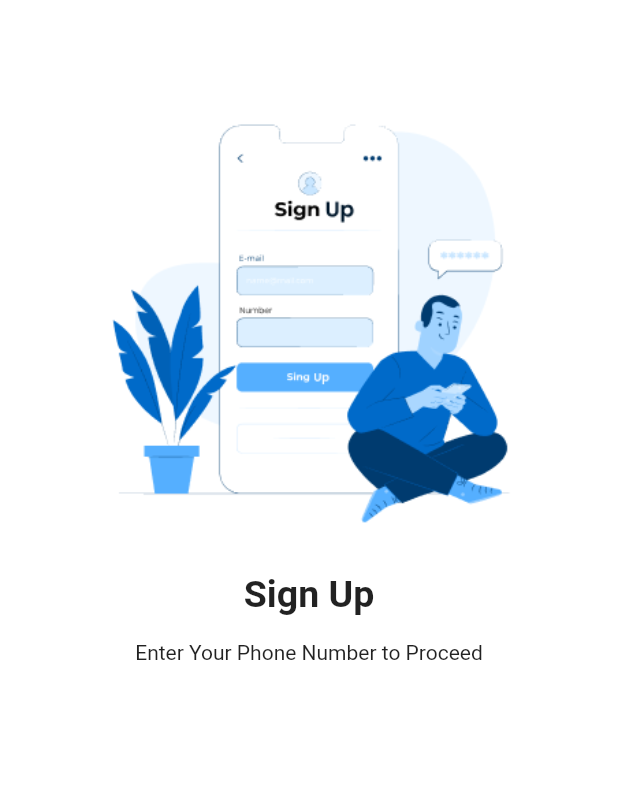
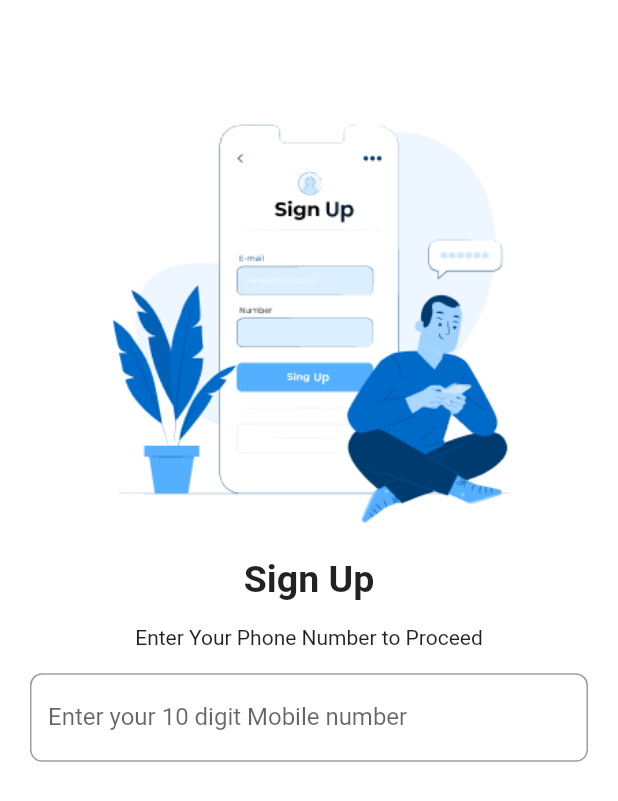
Before and after one commit to Awaizkazi/page_view, a Flutter app: the SignUpPage screen opened directly, on a phone screen of 412 x 824 dp. Shown: the top 801 px of the screen. Run offline on Flutter 3.47's test engine with Material 2 defaults, Android fonts, the phone set to English and light mode, and no system bars; our stand-ins replace smooth_page_indicator.

Commit message:
TextInputTypeNumber

```diff
--- a/lib/signUpPage.dart
+++ b/lib/signUpPage.dart
@@ -19,9 +19,6 @@ class _SignUpPageState extends State<SignUpPage> {
             child: Column(
               children: [
                 Image.asset('assets/SignUp.png'),
-                SizedBox(
-                  height: 10,
-                ),
                 Text(
                   'Sign Up',
                   style: TextStyle(fontWeight: FontWeight.bold, fontSize: 25),
@@ -29,6 +26,21 @@ class _SignUpPageState extends State<SignUpPage> {
                 SizedBox(height: 16),
                 Text(
                   'Enter Your Phone Number to Proceed',
+                ),
+                Container(
+                  padding: EdgeInsets.symmetric(horizontal: 20, vertical: 16),
+                  child: TextFormField(
+                    keyboardType: TextInputType.phone,
+                    // TextInputType.numberWithOptions(decimal: true),
+                    decoration: InputDecoration(
+                      border: OutlineInputBorder(
+                        borderRadius: BorderRadius.circular(8),
+                      ),
+
+                      // hintText: 'Enter a search term',
+                      label: Text('Enter your 10 digit Mobile number'),
+                    ),
+                  ),
                 ),
               ],
             ),
```
